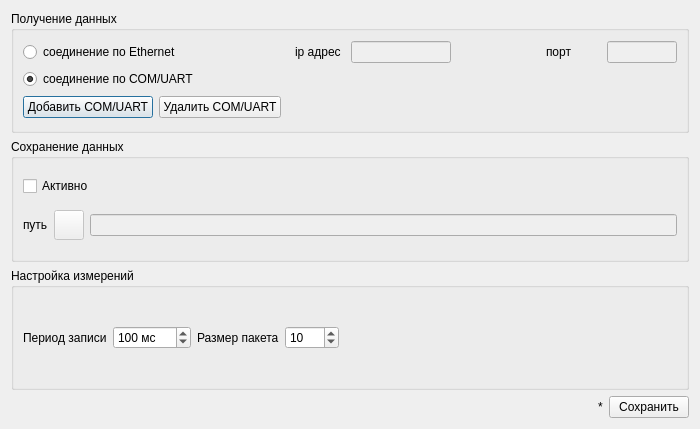
Above: src/SVMonitor/forms/settingsPanel.ui from Tyill/SVisual before the change. Below: the same form after it.
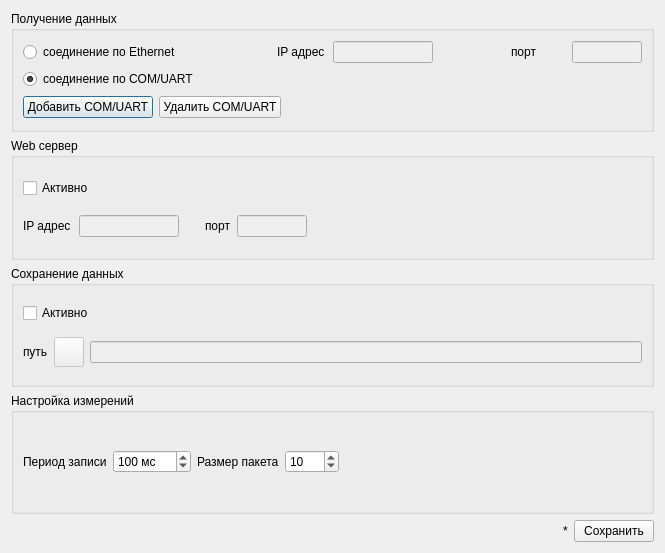
That is the form after the change. Icons and pictures are not drawn.

Patch:
```diff
--- a/src/SVMonitor/forms/settingsPanel.ui
+++ b/src/SVMonitor/forms/settingsPanel.ui
@@ -6,8 +6,8 @@
    <rect>
     <x>0</x>
     <y>0</y>
-    <width>700</width>
-    <height>429</height>
+    <width>665</width>
+    <height>553</height>
    </rect>
   </property>
   <property name="minimumSize">
@@ -111,7 +111,7 @@
            </size>
           </property>
           <property name="text">
-           <string>ip адрес</string>
+           <string>IP адрес</string>
           </property>
          </widget>
         </item>
@@ -183,6 +183,116 @@
      </layout>
     </widget>
    </item>
+   <item>
+    <widget class="QGroupBox" name="groupBox_3">
+     <property name="minimumSize">
+      <size>
+       <width>0</width>
+       <height>111</height>
+      </size>
+     </property>
+     <property name="title">
+      <string>Web сервер</string>
+     </property>
+     <layout class="QVBoxLayout" name="verticalLayout_5">
+      <item>
+       <widget class="QCheckBox" name="chbWebActive">
+        <property name="text">
+         <string>Активно</string>
+        </property>
+       </widget>
+      </item>
+      <item>
+       <layout class="QHBoxLayout" name="horizontalLayout">
+        <item>
+         <widget class="QLabel" name="label_2">
+          <property name="minimumSize">
+           <size>
+            <width>50</width>
+            <height>0</height>
+           </size>
+          </property>
+          <property name="text">
+           <string>IP адрес</string>
+          </property>
+         </widget>
+        </item>
+        <item>
+         <widget class="QLineEdit" name="txtWebIPAddr">
+          <property name="enabled">
+           <bool>false</bool>
+          </property>
+          <property name="minimumSize">
+           <size>
+            <width>100</width>
+            <height>0</height>
+           </size>
+          </property>
+          <property name="maximumSize">
+           <size>
+            <width>100</width>
+            <height>16777215</height>
+           </size>
+          </property>
+         </widget>
+        </item>
+        <item>
+         <spacer name="horizontalSpacer_7">
+          <property name="orientation">
+           <enum>Qt::Horizontal</enum>
+          </property>
+          <property name="sizeType">
+           <enum>QSizePolicy::Fixed</enum>
+          </property>
+          <property name="sizeHint" stdset="0">
+           <size>
+            <width>20</width>
+            <height>20</height>
+           </size>
+          </property>
+         </spacer>
+        </item>
+        <item>
+         <widget class="QLabel" name="label_6">
+          <property name="text">
+           <string>порт</string>
+          </property>
+         </widget>
+        </item>
+        <item>
+         <widget class="QLineEdit" name="txtWebPort">
+          <property name="enabled">
+           <bool>false</bool>
+          </property>
+          <property name="maximumSize">
+           <size>
+            <width>70</width>
+            <height>16777215</height>
+           </size>
+          </property>
+         </widget>
+        </item>
+        <item>
+         <spacer name="horizontalSpacer_6">
+          <property name="orientation">
+           <enum>Qt::Horizontal</enum>
+          </property>
+          <property name="sizeType">
+           <enum>QSizePolicy::MinimumExpanding</enum>
+          </property>
+          <property name="sizeHint" stdset="0">
+           <size>
+            <width>10</width>
+            <height>20</height>
+           </size>
+          </property>
+         </spacer>
+        </item>
+       </layout>
+      </item>
+     </layout>
+    </widget>
+   </item>
    <item>
     <widget class="QGroupBox" name="grbSaveData">
      <property name="title">
```
